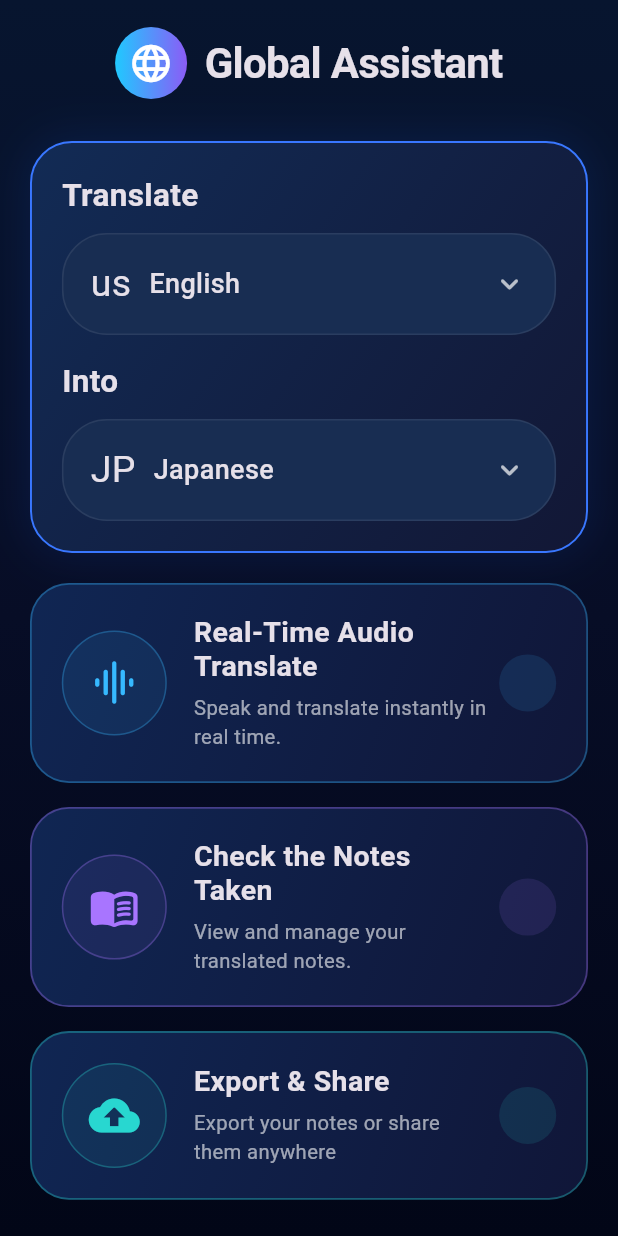
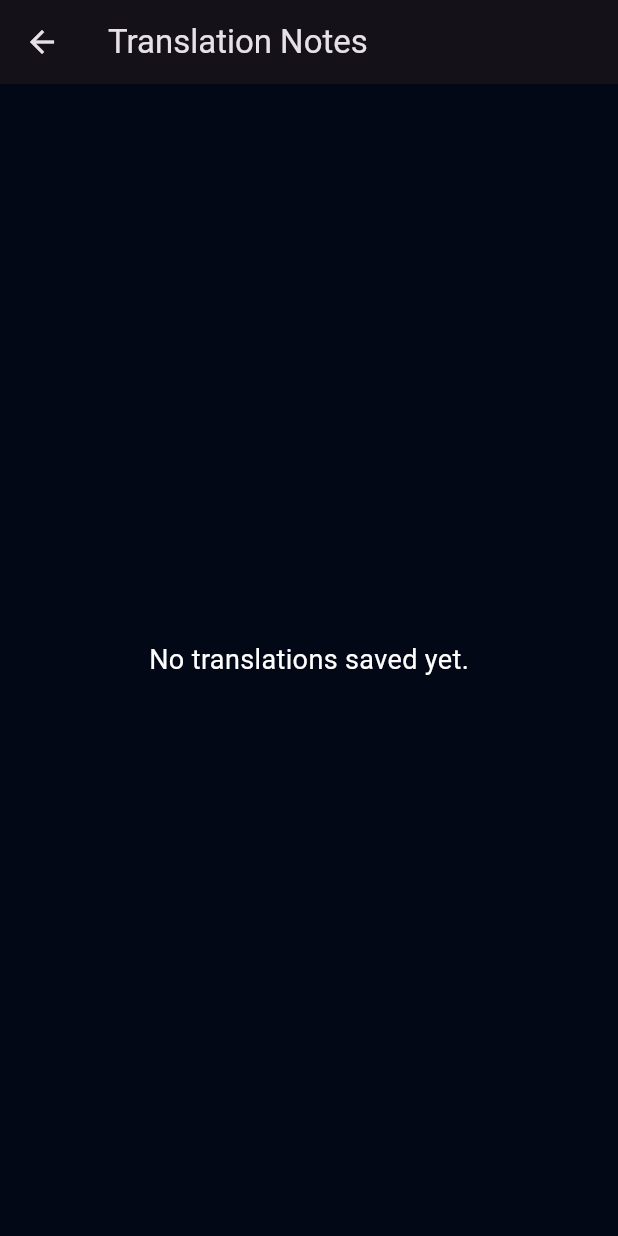
Before and after one commit to taisei8989kingmuzzle-blip/global-assistant-ai, a Flutter app: the screen it shows after launch, after a tap on "Check the Notes Taken", on a phone screen of 412 x 824 dp. Run offline on Flutter 3.47's test engine with Material 3 defaults, Android fonts, the phone set to English and light mode, and no system bars; our stand-ins replace shared_preferences, speech_to_text; Roboto replaces fonts that are missing (Arial).

Commit message:
Note Taking Feature done

```diff
--- a/lib/main.dart
+++ b/lib/main.dart
@@ -1,6 +1,6 @@
 import 'package:flutter/material.dart';
 import 'screens/translate_screen.dart';
-
+import 'screens/notes_screen.dart';
 void main() {
   runApp(const GlobalAssistantApp());
 }
@@ -123,7 +123,12 @@ class HomeScreen extends StatelessWidget {
                   subtitle:
                     'View and manage your translated notes.',
                   onTap: () {
-                    //Notes screen will appear
+                    Navigator.push(
+                      context,
+                      MaterialPageRoute(
+                        builder: (context) => const NotesScreen(),
+                      )
+                    );
                   },
                 ),
 
--- /dev/null
+++ b/lib/screens/notes_screen.dart
@@ -0,0 +1,109 @@
+import 'package:flutter/material.dart';
+import '../services/storage_service.dart';
+
+class NotesScreen extends StatefulWidget {
+  const NotesScreen ({super.key});
+
+  @override
+  State<NotesScreen> createState() => _NotesScreenState();
+}
+
+class _NotesScreenState extends State<NotesScreen> {
+  final StorageService _storageService = StorageService();
+
+  List<Map<String, dynamic>> _notes = [];
+
+  @override
+  void initState() {
+    super.initState();
+    _loadNotes();
+  }
+
+  Future<void> _loadNotes() async {
+    final notes = await _storageService.getNotes();
+
+    debugPrint('Notes Loaded ${notes.length}');
+
+    setState(() {
+      _notes = notes;
+    });
+  }
+
+  Future<void> _clearNotes() async {
+    await _storageService.clearNotes();
+
+    setState(() {
+      _notes = [];
+    });
+  }
+
+  @override
+  Widget build(BuildContext context) {
+    return Scaffold(
+      appBar: AppBar(
+        title: const Text('Translation Notes'),
+        actions: [
+          if (_notes.isNotEmpty)
+          IconButton(
+            icon: const Icon(Icons.delete_outline),
+            onPressed: _clearNotes,
+          ),
+        ],
+      ),
+      body: _notes.isEmpty
+    ? const Center(
+        child: Text(
+          'No translations saved yet.',
+          style: TextStyle(
+            fontSize: 18,
+            color: Colors.white,
+          ),
+        ),
+      )
+    : ListView.builder(
+        padding: const EdgeInsets.all(16),
+        itemCount: _notes.length,
+        itemBuilder: (context, index) {
+          final note = _notes[index];
+
+          return Card(
+            margin: const EdgeInsets.only(bottom: 16),
+            child: Padding(
+              padding: const EdgeInsets.all(16),
+              child: Column(
+                crossAxisAlignment: CrossAxisAlignment.start,
+                children: [
+                  Text(
+                    '${note['sourceLanguage']} → ${note['targetLanguage']}',
+                    style: const TextStyle(
+                      fontWeight: FontWeight.bold,
+                      fontSize: 16,
+                    ),
+                  ),
+
+                  const SizedBox(height: 12),
+
+                  Text(
+                    note['originalText'] ?? '',
+                    style: const TextStyle(
+                      fontSize: 18,
+                    ),
+                  ),
+
+                  const Divider(height: 24),
+
+                  Text(
+                    note['translatedText'] ?? '',
+                    style: const TextStyle(
+                      fontSize: 18,
+                    ),
+                  ),
+                ],
+              ),
+            ),
+          );
+        },
+      ),
+    );
+  }
+}
--- /dev/null
+++ b/lib/services/storage_service.dart
@@ -0,0 +1,45 @@
+import 'dart:convert';
+import 'package:flutter/cupertino.dart';
+import 'package:shared_preferences/shared_preferences.dart';
+
+class StorageService {
+  static const String _notesKey = 'translation_notes';
+
+  Future<void> saveNote ({
+    required String originalText,
+    required String translatedText,
+    required String sourceLanguage,
+    required String targetLanguage,
+  }) async {
+    final prefs = await SharedPreferences.getInstance();
+
+    final existingNotes = prefs.getStringList(_notesKey) ?? [];
+
+    final note = {
+      'originalText': originalText,
+      'translatedText': translatedText,
+      'sourceLanguage': sourceLanguage,
+      'targetLanguage': targetLanguage,
+      'timestamp': DateTime.now().toIso8601String(),
+    };
+
+    existingNotes.add(jsonEncode(note));
+
+    await prefs.setStringList(_notesKey, existingNotes);
+    }
+
+    Future<List<Map<String, dynamic>>>getNotes() async {
+      final prefs = await SharedPreferences.getInstance();
+
+      final savedNotes = prefs.getStringList(_notesKey) ?? [];
+
+      debugPrint('Retrieved ${savedNotes.length} notes');
+      return savedNotes.map((note) => jsonDecode(note) as Map<String, dynamic>).toList().reversed.toList();
+    }
+
+    Future<void> clearNotes() async {
+      final prefs = await SharedPreferences.getInstance();
+
+      await prefs.remove(_notesKey);
+    }
+  }
--- a/pubspec.yaml
+++ b/pubspec.yaml
@@ -36,6 +36,7 @@ dependencies:
   cupertino_icons: ^1.0.8
   speech_to_text: ^7.4.0
   http: ^1.6.0
+  shared_preferences: ^2.5.5
 
 dev_dependencies:
   flutter_test:
```
Also changed, not shown: lib/screens/translate_screen.dart (+12 -11 lines), pubspec.lock, 1 other file.
